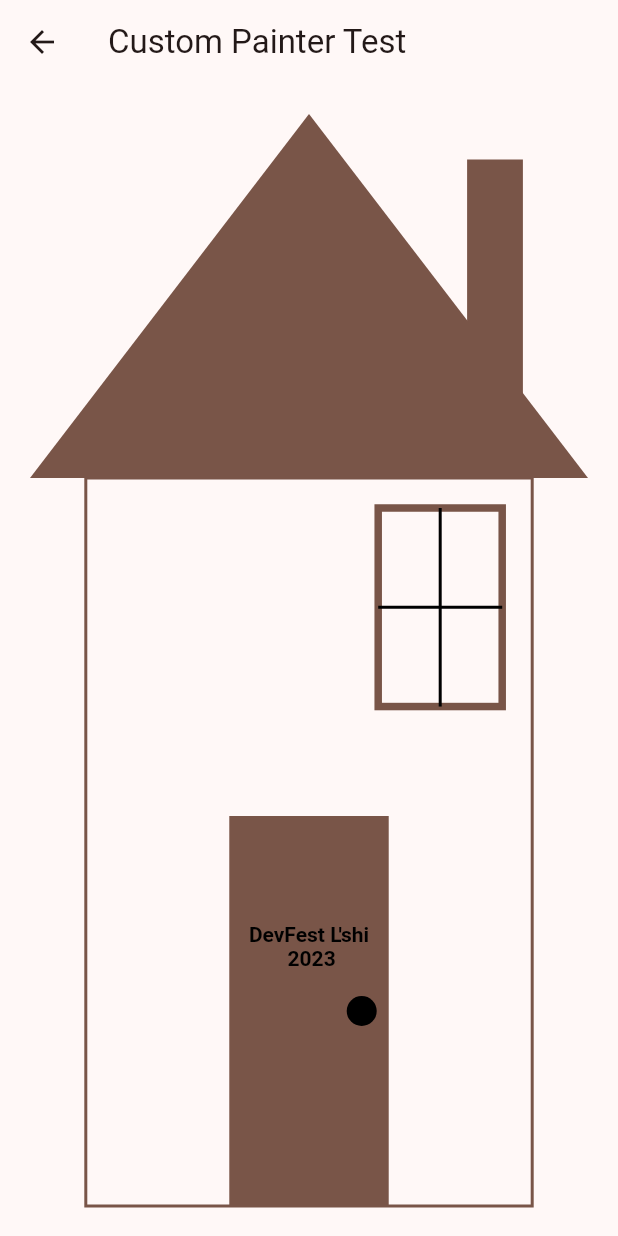
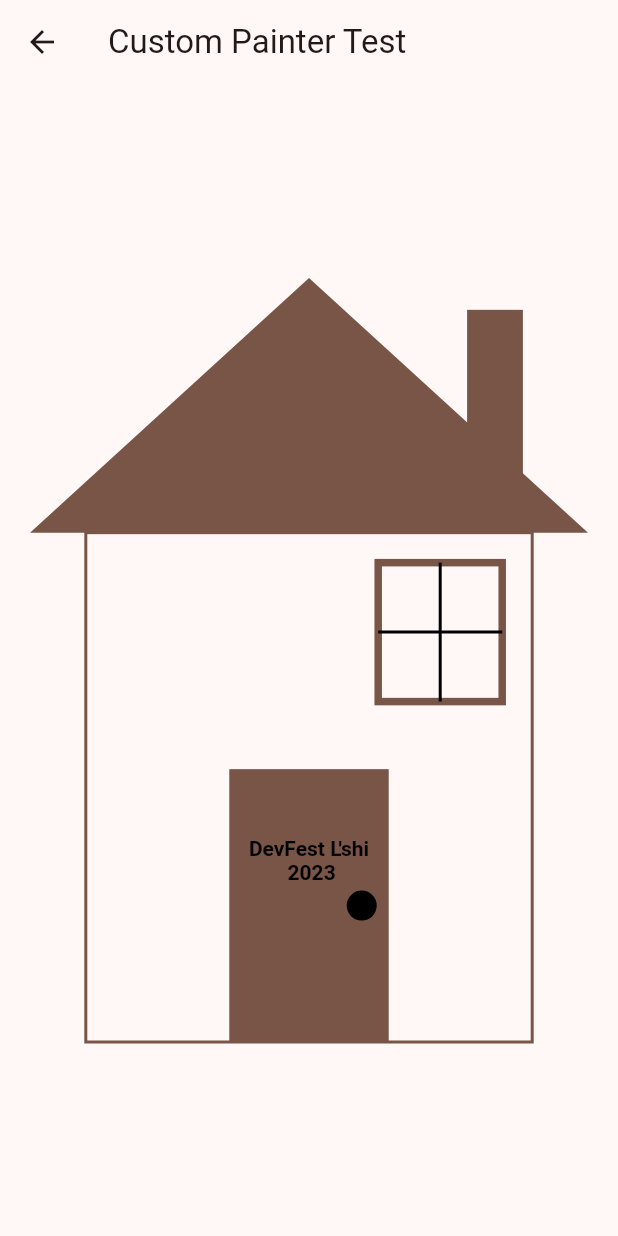
Before and after one commit to lyabs243/devfest-lubumbashi-2023, a Flutter app: the CustomPainterTest screen opened directly, on a phone screen of 412 x 824 dp. Run offline on Flutter 3.47's test engine with Material 3 defaults, Android fonts, the phone set to English and light mode, and no system bars; our stand-ins replace chat_bubbles, introduction_screen, lottie, rive; project files that could hold a hidden picture were left out.

Commit message:
Edit house paint dimensions

```diff
--- a/lib/custom_painter.dart
+++ b/lib/custom_painter.dart
@@ -9,11 +9,13 @@
   Widget build(BuildContext context) {
     return Scaffold(
       appBar: AppBar(title: const Text('Custom Painter Test')),
-      body: Container(
-        width: MediaQuery.of(context).size.width,
-        height: MediaQuery.of(context).size.height,
-        padding: const EdgeInsets.all(pagePadding),
-        child: const HousePaint(),
+      body: Center(
+        child: Container(
+          width: MediaQuery.of(context).size.width,
+          height: MediaQuery.of(context).size.height / 1.5,
+          padding: const EdgeInsets.all(pagePadding),
+          child: const HousePaint(),
+        ),
       ),
     );
   }
```
